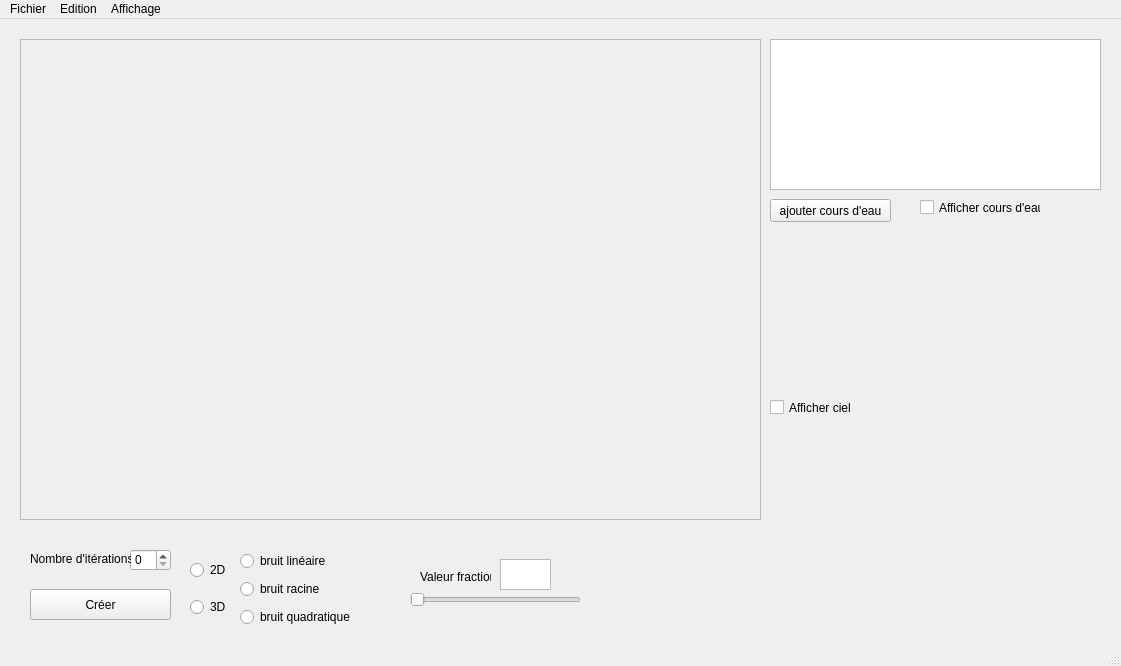
First picture: the form in Interface/test interface.ui, repository Risjo/ProjetInfo_TerrainFractal, before the edit.
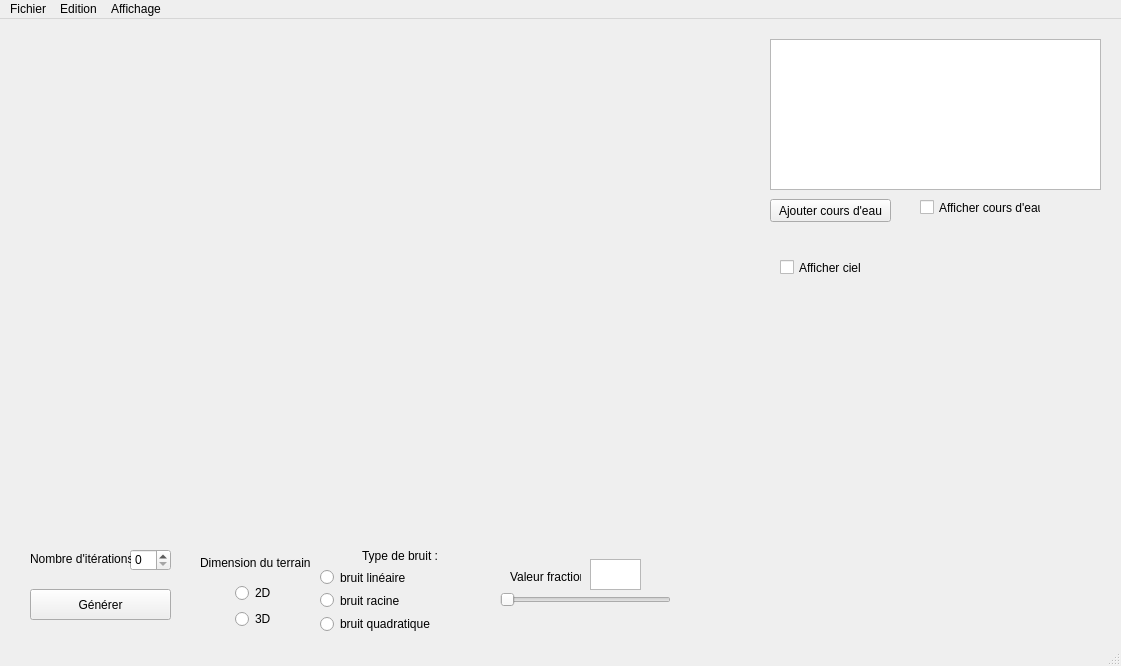
Second picture: the form after the edit. Custom widgets are drawn as their Qt base class.

Patch:
```diff
--- a/Interface/test interface.ui
+++ b/Interface/test interface.ui
@@ -24,13 +24,13 @@
      </rect>
     </property>
     <property name="text">
-     <string>Créer</string>
+     <string>Générer</string>
     </property>
    </widget>
    <widget class="QSlider" name="Fraction">
     <property name="geometry">
      <rect>
-      <x>410</x>
+      <x>500</x>
       <y>570</y>
       <width>171</width>
       <height>22</height>
@@ -56,21 +56,37 @@
    <widget class="QWidget" name="verticalLayoutWidget">
     <property name="geometry">
      <rect>
-      <x>190</x>
+      <x>200</x>
       <y>530</y>
-      <width>51</width>
+      <width>111</width>
       <height>80</height>
      </rect>
     </property>
     <layout class="QVBoxLayout" name="Dimensions">
      <item>
+      <widget class="QLabel" name="nb_dim_terrain">
+       <property name="toolTip">
+        <string>&lt;html&gt;&lt;head/&gt;&lt;body&gt;&lt;p&gt;Indique si l'on désire générer un terrain en deux dimensions ou en trois dimensions.&lt;/p&gt;&lt;/body&gt;&lt;/html&gt;</string>
+       </property>
+       <property name="lineWidth">
+        <number>1</number>
+       </property>
+       <property name="text">
+        <string>Dimension du terrain :</string>
+       </property>
+       <property name="textFormat">
+        <enum>Qt::RichText</enum>
+       </property>
+      </widget>
+     </item>
+     <item alignment="Qt::AlignHCenter">
       <widget class="QRadioButton" name="deuxD">
        <property name="text">
         <string>2D</string>
        </property>
       </widget>
      </item>
-     <item>
+     <item alignment="Qt::AlignHCenter">
       <widget class="QRadioButton" name="troisD">
        <property name="text">
         <string>3D</string>
@@ -82,13 +98,23 @@
    <widget class="QWidget" name="verticalLayoutWidget_2">
     <property name="geometry">
      <rect>
-      <x>240</x>
+      <x>320</x>
       <y>530</y>
       <width>160</width>
-      <height>80</height>
+      <height>84</height>
      </rect>
     </property>
     <layout class="QVBoxLayout" name="verticalLayout_2">
+     <item alignment="Qt::AlignHCenter">
+      <widget class="QLabel" name="type_bruit">
+       <property name="toolTip">
+        <string>&lt;html&gt;&lt;head/&gt;&lt;body&gt;&lt;p&gt;Pour la génération de terrain en 2D. Indique si le bruit généré (valeur aléatoire) dépend directement de la longueur du segment concerné (bruit linéaire) ou s'il dépend du carré ou de la racine de cette longueur.&lt;/p&gt;&lt;/body&gt;&lt;/html&gt;</string>
+       </property>
+       <property name="text">
+        <string>Type de bruit :</string>
+       </property>
+      </widget>
+     </item>
      <item>
       <widget class="QRadioButton" name="radioButton_4">
        <property name="cursor">
@@ -131,23 +157,7 @@
      </rect>
     </property>
    </widget>
-   <widget class="QFrame" name="frame">
-    <property name="geometry">
-     <rect>
-      <x>20</x>
-      <y>20</y>
-      <width>741</width>
-      <height>481</height>
-     </rect>
-    </property>
-    <property name="frameShape">
-     <enum>QFrame::StyledPanel</enum>
-    </property>
-    <property name="frameShadow">
-     <enum>QFrame::Raised</enum>
-    </property>
-   </widget>
-   <widget class="QLabel" name="label">
+   <widget class="QLabel" name="nb_iteration">
     <property name="geometry">
      <rect>
       <x>30</x>
@@ -163,7 +173,7 @@
    <widget class="QLabel" name="label_2">
     <property name="geometry">
      <rect>
-      <x>420</x>
+      <x>510</x>
       <y>550</y>
       <width>71</width>
       <height>16</height>
@@ -176,7 +186,7 @@
    <widget class="QTextBrowser" name="textBrowser">
     <property name="geometry">
      <rect>
-      <x>500</x>
+      <x>590</x>
       <y>540</y>
       <width>51</width>
       <height>31</height>
@@ -193,14 +203,14 @@
      </rect>
     </property>
     <property name="text">
-     <string>ajouter cours d'eau</string>
+     <string>Ajouter cours d'eau</string>
     </property>
    </widget>
    <widget class="QCheckBox" name="checkBox">
     <property name="geometry">
      <rect>
-      <x>770</x>
-      <y>380</y>
+      <x>780</x>
+      <y>240</y>
       <width>81</width>
       <height>17</height>
      </rect>
@@ -222,6 +232,16 @@
      <string>Afficher cours d'eau</string>
     </property>
    </widget>
+   <widget class="MatplotlibWidget" name="matplotlib">
+    <property name="geometry">
+     <rect>
+      <x>9</x>
+      <y>9</y>
+      <width>741</width>
+      <height>501</height>
+     </rect>
+    </property>
+   </widget>
   </widget>
   <widget class="QMenuBar" name="menubar">
    <property name="geometry">
@@ -292,6 +312,13 @@
    </property>
   </action>
  </widget>
+ <customwidgets>
+  <customwidget>
+   <class>MatplotlibWidget</class>
+   <extends>QWidget</extends>
+   <header>matplotlibwidget</header>
+  </customwidget>
+ </customwidgets>
  <resources/>
  <connections/>
 </ui>
```
Left out of the diff: 27 changed lines with no effect on the pictures.
